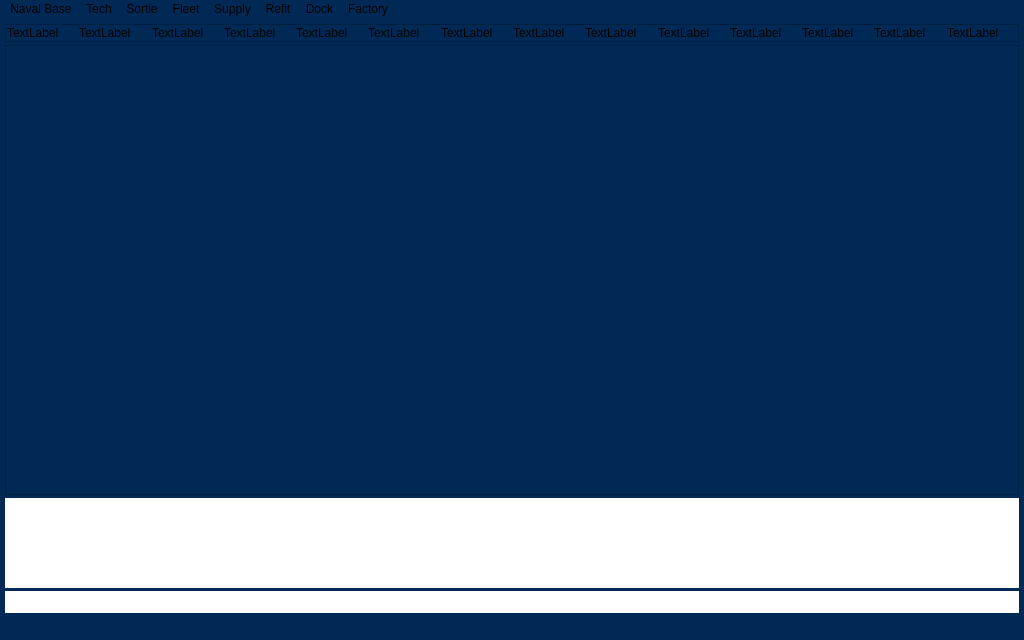
Qt form CyberFleet/ClientGUI/ui/mainwindow.ui (ibicdlcod/GuoMuoRuoProject) before a commit.
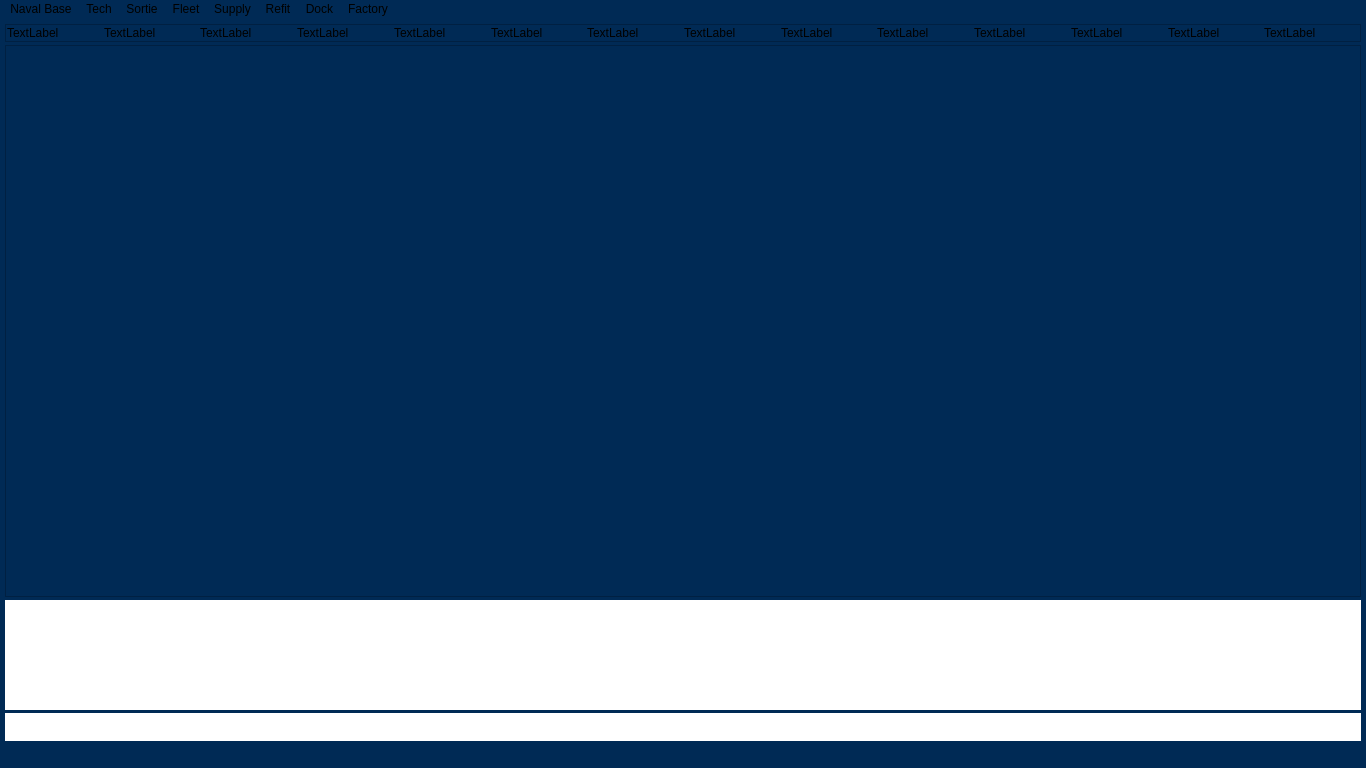
The same form after that commit.

Diff of the .ui file:
```diff
--- a/CyberFleet/ClientGUI/ui/mainwindow.ui
+++ b/CyberFleet/ClientGUI/ui/mainwindow.ui
@@ -6,8 +6,8 @@
    <rect>
     <x>0</x>
     <y>0</y>
-    <width>1024</width>
-    <height>640</height>
+    <width>1366</width>
+    <height>768</height>
    </rect>
   </property>
   <property name="windowTitle">
@@ -330,7 +330,7 @@
     <rect>
      <x>0</x>
      <y>0</y>
-     <width>1024</width>
+     <width>1366</width>
      <height>21</height>
     </rect>
    </property>
```
Left out of the diff: 18 changed lines with no effect on the pictures. Lines whose indentation alone changed are shown as unchanged.
